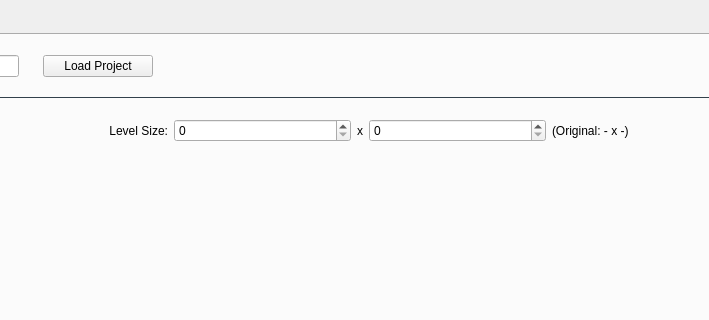
The window that gui/view/main_window.ui (jasonravagli/PCG-GAN) describes before a commit, drawn with Qt 5; both pictures show x 239 to 948 and y 0 to 320 of the 1187 by 694 pixel window.
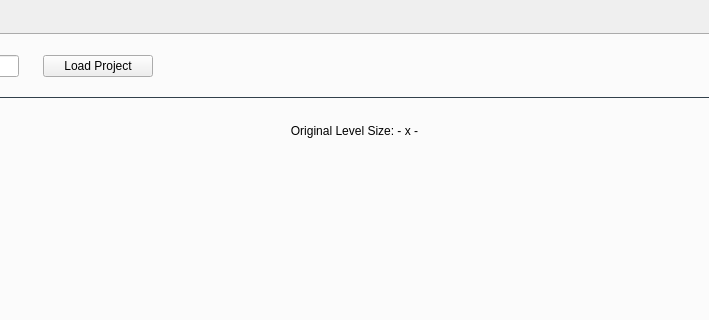
The same window after the commit.

Diff of the .ui file:
```diff
--- a/gui/view/main_window.ui
+++ b/gui/view/main_window.ui
@@ -632,56 +632,13 @@
                  </sizepolicy>
                 </property>
                 <layout class="QGridLayout" name="gridLayout_24">
-                 <item row="0" column="2">
-                  <widget class="QLabel" name="label_7">
-                   <property name="text">
-                    <string>x</string>
-                   </property>
-                   <property name="alignment">
-                    <set>Qt::AlignCenter</set>
-                   </property>
-                  </widget>
-                 </item>
                  <item row="0" column="0">
-                  <widget class="QLabel" name="label_6">
-                   <property name="sizePolicy">
-                    <sizepolicy hsizetype="Preferred" vsizetype="Preferred">
-                     <horstretch>1</horstretch>
-                     <verstretch>0</verstretch>
-                    </sizepolicy>
-                   </property>
-                   <property name="text">
-                    <string>Level Size:</string>
-                   </property>
-                   <property name="alignment">
-                    <set>Qt::AlignRight|Qt::AlignTrailing|Qt::AlignVCenter</set>
-                   </property>
-                  </widget>
-                 </item>
-                 <item row="0" column="3">
-                  <widget class="QSpinBox" name="spinBox_2">
-                   <property name="sizePolicy">
-                    <sizepolicy hsizetype="Minimum" vsizetype="Fixed">
-                     <horstretch>2</horstretch>
-                     <verstretch>0</verstretch>
-                    </sizepolicy>
-                   </property>
-                  </widget>
-                 </item>
-                 <item row="0" column="1">
-                  <widget class="QSpinBox" name="spinBox">
-                   <property name="sizePolicy">
-                    <sizepolicy hsizetype="Minimum" vsizetype="Fixed">
-                     <horstretch>2</horstretch>
-                     <verstretch>0</verstretch>
-                    </sizepolicy>
-                   </property>
-                  </widget>
-                 </item>
-                 <item row="0" column="4">
                   <widget class="QLabel" name="label_orig_level_size">
                    <property name="text">
-                    <string>(Original: - x -)</string>
+                    <string>Original Level Size: - x -</string>
+                   </property>
+                   <property name="alignment">
+                    <set>Qt::AlignCenter</set>
                    </property>
                   </widget>
                  </item>
```
Left out of the diff: 62 changed lines with no effect on the pictures.
